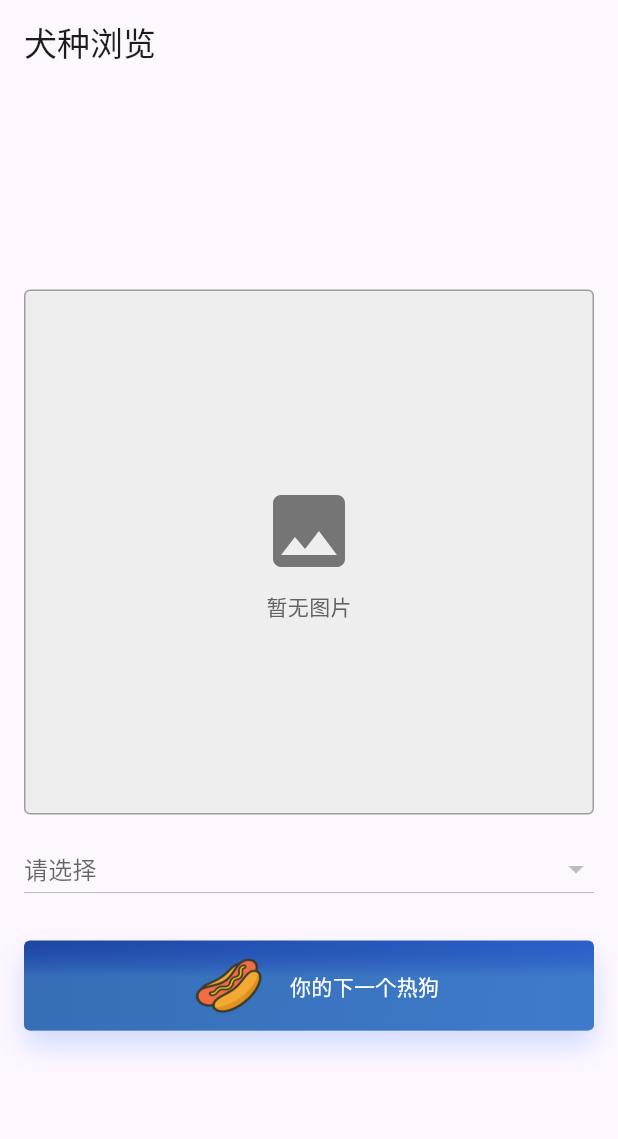
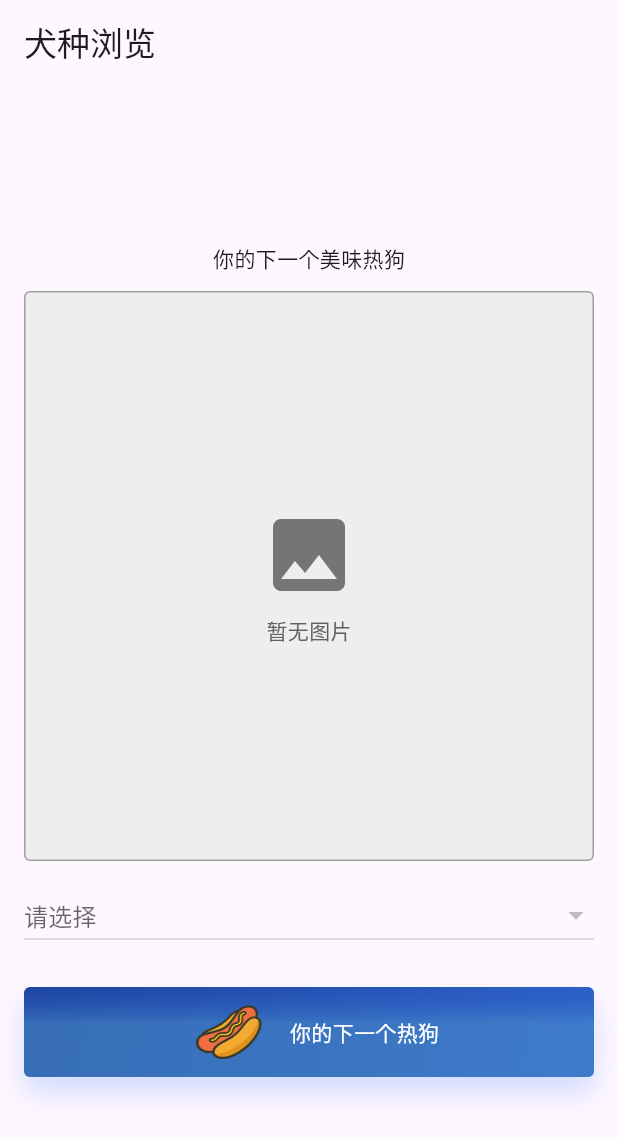
Before and after one commit to haregx/http, a Flutter app: the screen it shows after launch, on a phone screen of 412 x 824 dp. Shown: the top 1139 px of the screen. Run offline on Flutter 3.47's test engine with Material 3 defaults, Android fonts, the phone set to English and light mode, and no system bars; our stand-ins replace lucide_icons; network calls fail.

Commit message:
real final chinese  version with little animation

```diff
--- a/lib/screens/home_screen.dart
+++ b/lib/screens/home_screen.dart
@@ -26,7 +26,6 @@ class _HomeScreenState extends State<HomeScreen> {
     return s[0].toUpperCase() + (s.length > 1 ? s.substring(1) : '');
   }
 
-
   @override
   void initState() {
     super.initState();
@@ -35,16 +34,19 @@ class _HomeScreenState extends State<HomeScreen> {
 
   @override
   Widget build(BuildContext context) {
+    // Compute available width inside the Padding (16 left + 16 right) and
+    // use it as the height to make the image container a square.
+    final double side = MediaQuery.of(context).size.width - (16.0 * 2);
     return Scaffold(
-				appBar: AppBar(
-					title: const Text('犬种浏览'),
-				),
+      appBar: AppBar(title: const Text('犬种浏览')),
       body: Padding(
         padding: const EdgeInsets.all(16.0),
         child: Column(
           crossAxisAlignment: CrossAxisAlignment.stretch,
           mainAxisAlignment: MainAxisAlignment.center,
           children: [
+            Center(child: Text('你的下一个美味热狗')),
+            const SizedBox(height: 12),
             // Asset image shown above the dropdown
             /*	ClipRRect(
 								borderRadius: BorderRadius.circular(8),
@@ -62,26 +64,44 @@ class _HomeScreenState extends State<HomeScreen> {
 							),
 							const SizedBox(height: 8),
               */
-
             Container(
-								height: 350,
+              height: side,
               decoration: BoxDecoration(
                 border: Border.all(color: Colors.grey),
-									borderRadius: BorderRadius.circular(PlatformConstants.buttonBorderRadius),
+                borderRadius: BorderRadius.circular(
+                  PlatformConstants.buttonBorderRadius,
+                ),
                 color: Colors.grey[200],
               ),
               child: _loadingImage
                   ? const Center(child: CircularProgressIndicator())
                   : (_imageUrl != null && _imageUrl!.isNotEmpty)
                   ? ClipRRect(
-											borderRadius: BorderRadius.circular(PlatformConstants.buttonBorderRadius),
+                      borderRadius: BorderRadius.circular(
+                        PlatformConstants.buttonBorderRadius,
+                      ),
                       child: Image.network(
                         _imageUrl!,
                         fit: BoxFit.cover,
-												errorBuilder: (c, e, s) => const Center(child: Icon(Icons.broken_image)),
-												loadingBuilder: (c, child, progress) {
-													if (progress == null) return child;
-													return const Center(child: CircularProgressIndicator());
+                        errorBuilder: (c, e, s) =>
+                            const Center(child: Icon(Icons.broken_image)),
+                        // Use frameBuilder to fade the image in when the first frame arrives.
+                        frameBuilder:
+                        (
+                          BuildContext context,
+                          Widget child,
+                          int? frame,
+                          bool wasSynchronouslyLoaded,
+                        ) {
+                          if (wasSynchronouslyLoaded) {
+                            return child;
+                          }
+                          return AnimatedOpacity(
+                            opacity: frame == null ? 0 : 1,
+                            duration: const Duration(milliseconds: 1000),
+                            curve: Curves.easeIn,
+                            child: child,
+                          );
                         },
                       ),
                     )
@@ -91,7 +111,10 @@ class _HomeScreenState extends State<HomeScreen> {
                         children: [
                           Icon(Icons.image, size: 64, color: Colors.grey[600]),
                           const SizedBox(height: 8),
-	                								Text('暂无图片', style: TextStyle(color: Colors.grey[700])),
+                          Text(
+                            '暂无图片',
+                            style: TextStyle(color: Colors.grey[700]),
+                          ),
                         ],
                       ),
                     ),
@@ -102,10 +125,12 @@ class _HomeScreenState extends State<HomeScreen> {
               hint: const Text('请选择'),
               isExpanded: true,
               items: _dropdownItems
-									  .map((item) => DropdownMenuItem<String>(
+                  .map(
+                    (item) => DropdownMenuItem<String>(
                       value: item,
                       child: Text(_capitalize(item)),
-										  ))
+                    ),
+                  )
                   .toList(),
               onChanged: (value) {
                 setState(() {
@@ -118,7 +143,9 @@ class _HomeScreenState extends State<HomeScreen> {
             IntrinsicWidth(
               stepHeight: 60,
               child: FancyButton(
-                    onPressed: _loadingImage ? null : () => fetchRandomDog(_selectedValue ?? all),
+                onPressed: _loadingImage
+                    ? null
+                    : () => fetchRandomDog(_selectedValue ?? all),
                 // Use the actual PNG as a multi-colour image in the leading slot.
                 leading: Row(
                   mainAxisSize: MainAxisSize.min,
@@ -157,7 +184,9 @@ class _HomeScreenState extends State<HomeScreen> {
           _dropdownItems.addAll([all]);
           for (var breed in breedsResp.breeads.keys) {
             for (var subBreed in breedsResp.breeads[breed]!) {
-								_dropdownItems.add('${_capitalize(breed)} ${_capitalize(subBreed)}');
+              _dropdownItems.add(
+                '${_capitalize(breed)} ${_capitalize(subBreed)}',
+              );
             }
           }
           _selectedValue = all;
@@ -179,7 +208,9 @@ class _HomeScreenState extends State<HomeScreen> {
     setState(() {
       _loadingImage = true;
     });
-      final result = await _breedsService.getRandomDog(selectedValue == all ? null : selectedValue);
+    final result = await _breedsService.getRandomDog(
+      selectedValue == all ? null : selectedValue,
+    );
     if (result.isSuccess) {
       try {
         final data = result.data as Map<String, dynamic>;
```
Lines whose indentation alone changed are shown as unchanged.
